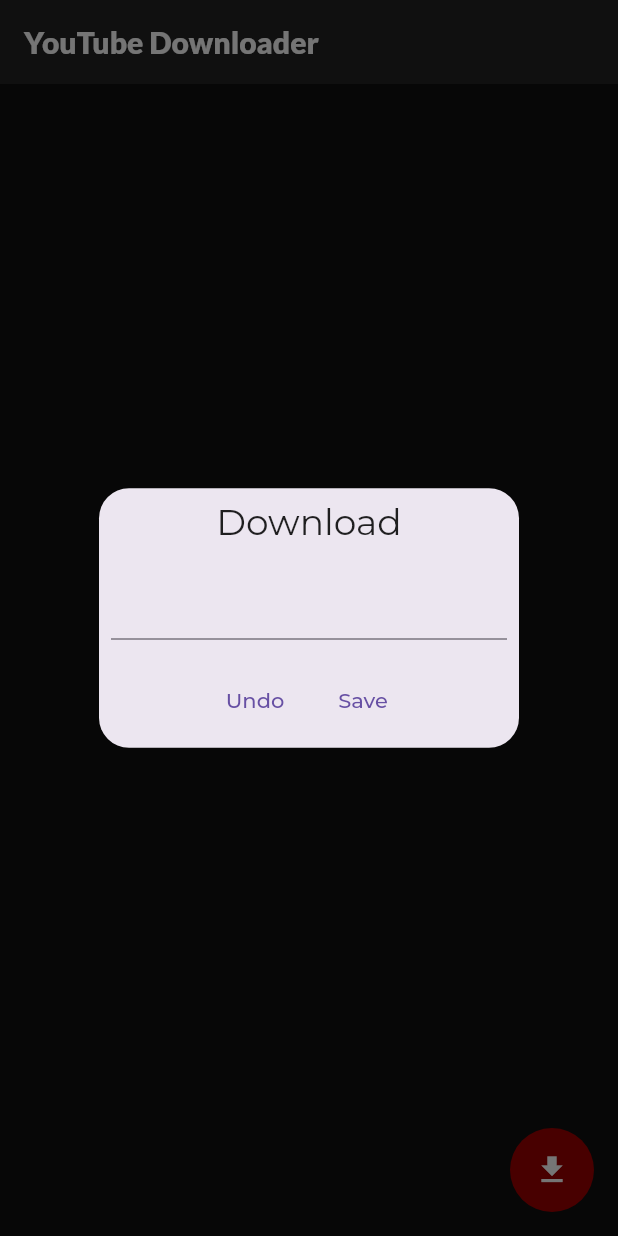
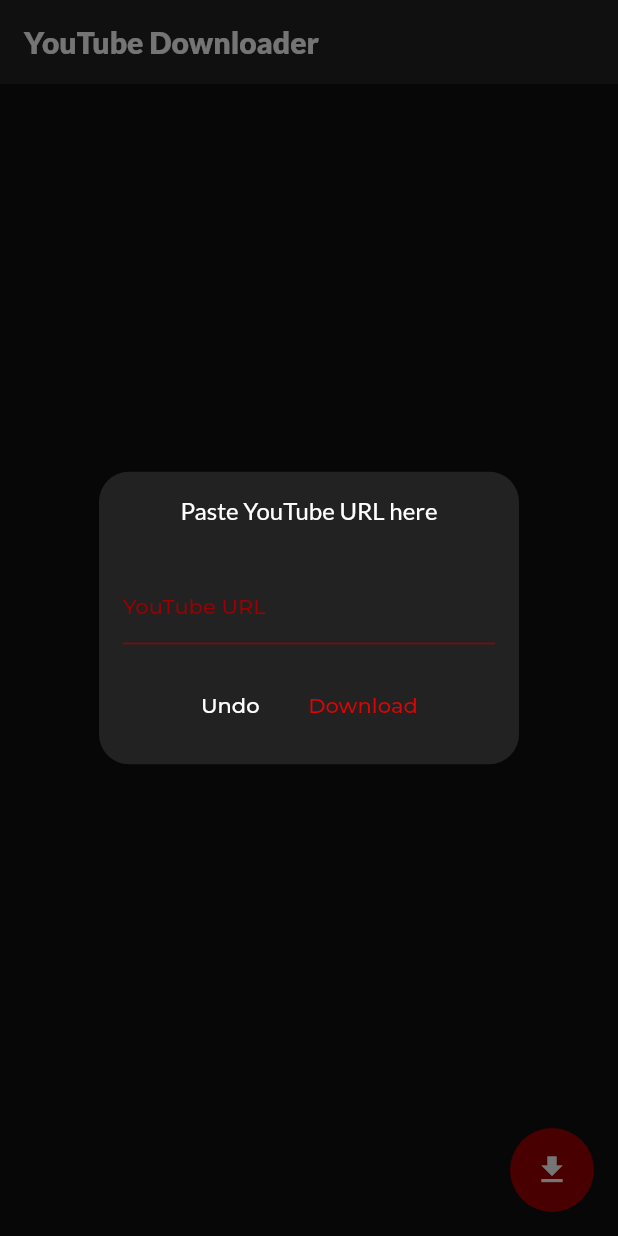
Before and after one commit to riccardoFasan/youtube_downloader, a Flutter app: the screen it shows after launch, after a tap on the "download" icon, on a phone screen of 412 x 824 dp. Run offline on Flutter 3.47's test engine with Material 2 defaults, Android fonts, the phone set to English and light mode, and no system bars; our stand-ins replace flutter_slidable, get, google_fonts, shared_preferences; missing offline and left inert: open_file_safe, youtube_explode_dart; project files that could hold a hidden picture were left out.

Commit message:
style: modal style

```diff
--- a/lib/pages/downloads_page.dart
+++ b/lib/pages/downloads_page.dart
@@ -37,22 +37,71 @@
   void _openDownloadDialog() {
     final TextEditingController input = TextEditingController();
     Get.defaultDialog(
-      title: 'Download',
+      title: 'Paste YouTube URL here',
+      contentPadding: const EdgeInsets.all(16),
+      titlePadding: const EdgeInsets.all(16),
+      backgroundColor: const Color(0xFF222222),
+      titleStyle: GoogleFonts.lato(
+        color: Colors.white,
+        fontSize: 16,
+        textStyle: const TextStyle(fontWeight: FontWeight.w500),
+      ),
       content: TextFormField(
         controller: input,
+        style: GoogleFonts.lato(
+          color: Colors.white,
+        ),
+        cursorColor: const Color.fromARGB(255, 156, 0, 0),
+        decoration: const InputDecoration(
+          label: Text('YouTube URL'),
+          labelStyle: TextStyle(
+            color: Color.fromARGB(255, 156, 0, 0),
+          ),
+          focusedBorder: UnderlineInputBorder(
+            borderSide: BorderSide(
+              width: 2,
+              color: Color.fromARGB(255, 156, 0, 0),
+            ),
+          ),
+          enabledBorder: UnderlineInputBorder(
+            borderSide: BorderSide(
+              color: Color.fromARGB(255, 156, 0, 0),
+            ),
+          ),
+        ),
       ),
       actions: <TextButton>[
         TextButton(
+          style: ButtonStyle(
+            overlayColor: MaterialStateProperty.all(
+              const Color.fromARGB(20, 156, 0, 0),
+            ),
+          ),
           onPressed: () => Get.back(),
-          child: const Text('Undo'),
+          child: const Text(
+            'Undo',
+            style: TextStyle(
+              color: Colors.white,
+            ),
+          ),
         ),
         TextButton(
+          style: ButtonStyle(
+            overlayColor: MaterialStateProperty.all(
+              const Color.fromARGB(20, 156, 0, 0),
+            ),
+          ),
           onPressed: () {
             if (input.value.text == '') return;
             _modelView.download(input.value.text);
             Get.back();
           },
-          child: const Text('Save'),
+          child: const Text(
+            'Download',
+            style: TextStyle(
+              color: Color.fromARGB(255, 224, 3, 3),
+            ),
+          ),
         )
       ],
     );
```
